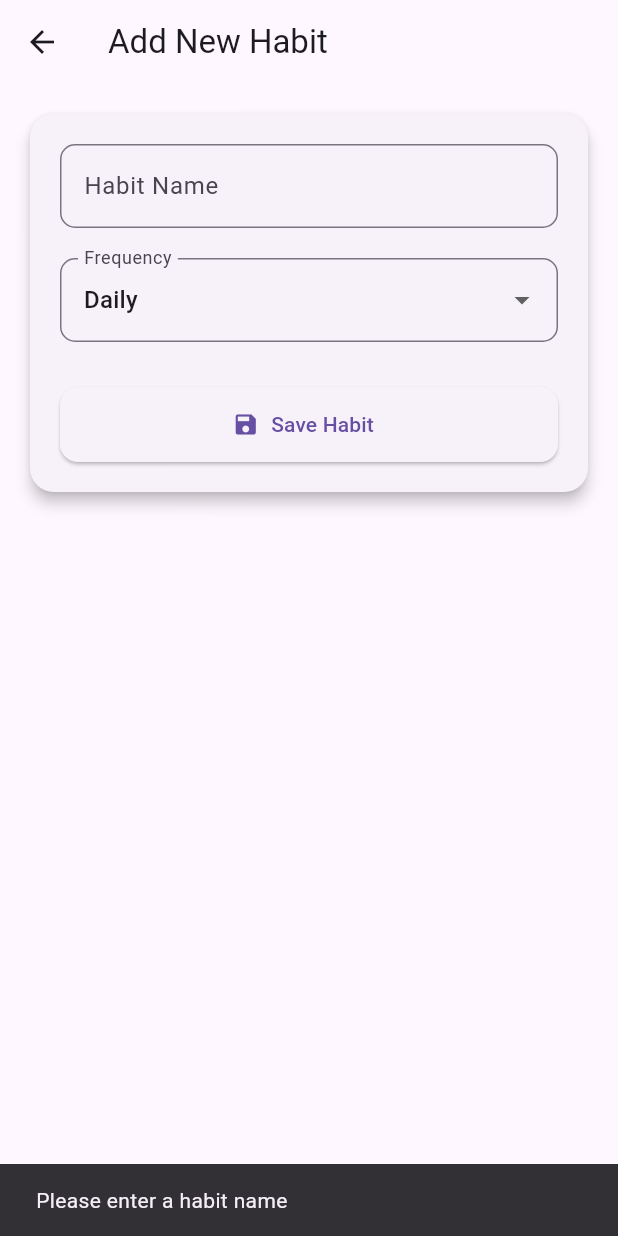
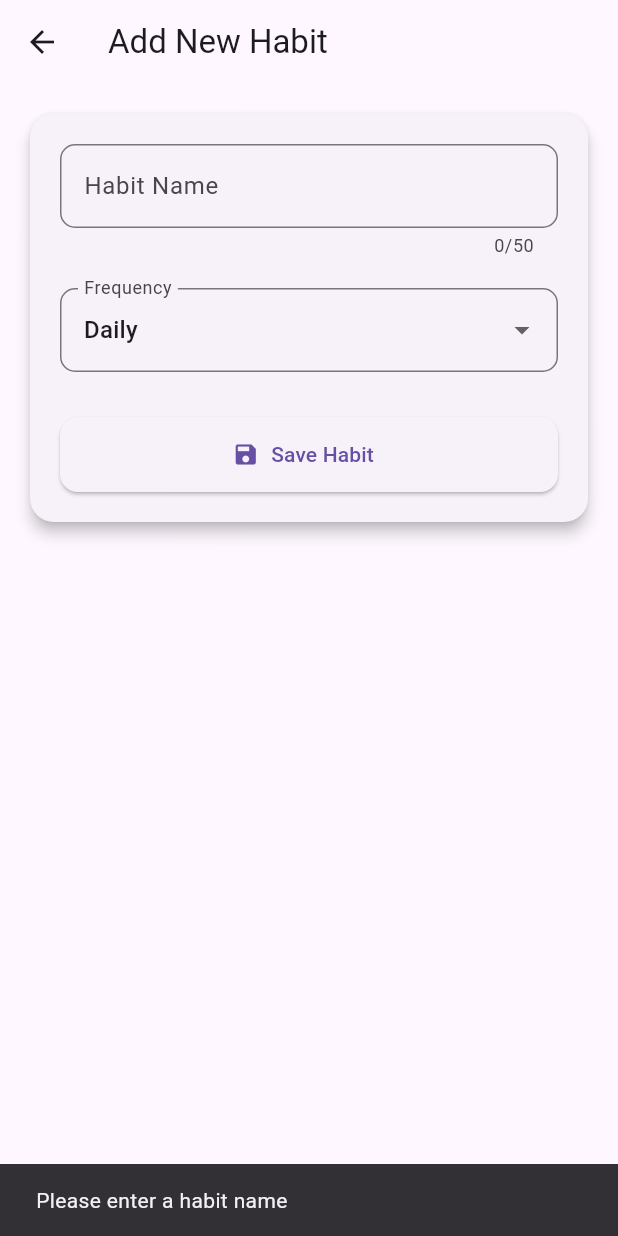
Before and after one commit to RkTushar/habithero, a Flutter app: the AddHabitScreen screen opened directly, after a tap on "Save Habit", on a phone screen of 412 x 824 dp. Run offline on Flutter 3.47's test engine with Material 3 defaults, Android fonts, the phone set to English and light mode, and no system bars; our stand-ins replace cloud_firestore, firebase_auth, firebase_core; accounts and stored records are empty.

Commit message:
Update add_habit_screen.dart

```diff
--- a/lib/screens/add_habit_screen.dart
+++ b/lib/screens/add_habit_screen.dart
@@ -10,6 +10,7 @@ class AddHabitScreen extends StatefulWidget {
 class _AddHabitScreenState extends State<AddHabitScreen> {
   final TextEditingController _habitController = TextEditingController();
   String _frequency = 'Daily';
+  bool _isLoading = false;
 
   void _saveHabit() async {
     final user = FirebaseAuth.instance.currentUser;
@@ -28,6 +29,9 @@ class _AddHabitScreenState extends State<AddHabitScreen> {
       return;
     }
 
+    setState(() => _isLoading = true);
+
+    try {
       await FirebaseFirestore.instance
           .collection('users')
           .doc(user.uid)
@@ -38,7 +42,18 @@ class _AddHabitScreenState extends State<AddHabitScreen> {
         'createdAt': Timestamp.now(),
       });
 
+      ScaffoldMessenger.of(context).showSnackBar(
+        SnackBar(content: Text('Habit added successfully!')),
+      );
+
       Navigator.pop(context);
+    } catch (e) {
+      ScaffoldMessenger.of(context).showSnackBar(
+        SnackBar(content: Text('Failed to save habit')),
+      );
+    } finally {
+      setState(() => _isLoading = false);
+    }
   }
 
   @override
@@ -54,8 +69,7 @@ class _AddHabitScreenState extends State<AddHabitScreen> {
       body: SingleChildScrollView(
         padding: const EdgeInsets.all(16),
         child: Card(
-          shape:
-              RoundedRectangleBorder(borderRadius: BorderRadius.circular(16)),
+          shape: RoundedRectangleBorder(borderRadius: BorderRadius.circular(16)),
           elevation: 4,
           child: Padding(
             padding: const EdgeInsets.all(20),
@@ -63,6 +77,7 @@ class _AddHabitScreenState extends State<AddHabitScreen> {
               children: [
                 TextField(
                   controller: _habitController,
+                  maxLength: 50,
                   decoration: InputDecoration(
                     labelText: 'Habit Name',
                     border: OutlineInputBorder(
@@ -94,7 +109,9 @@ class _AddHabitScreenState extends State<AddHabitScreen> {
                   },
                 ),
                 SizedBox(height: 30),
-                ElevatedButton.icon(
+                _isLoading
+                    ? CircularProgressIndicator()
+                    : ElevatedButton.icon(
                         onPressed: _saveHabit,
                         icon: Icon(Icons.save),
                         label: Text("Save Habit"),
```
Lines whose indentation alone changed are shown as unchanged.
